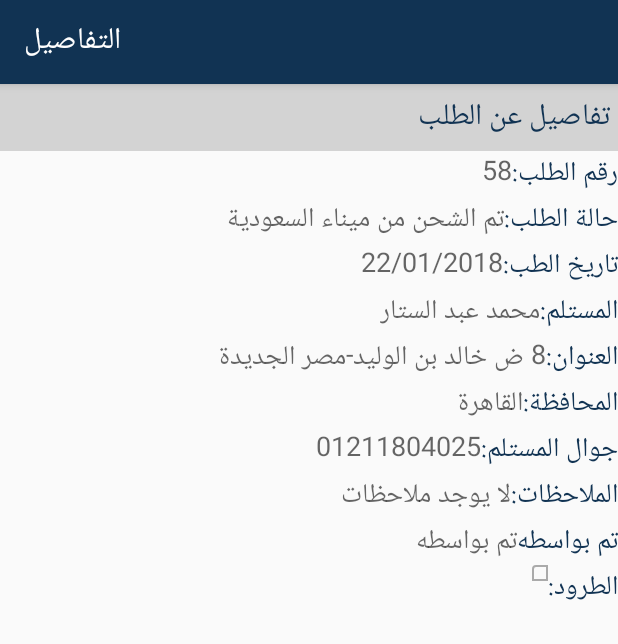
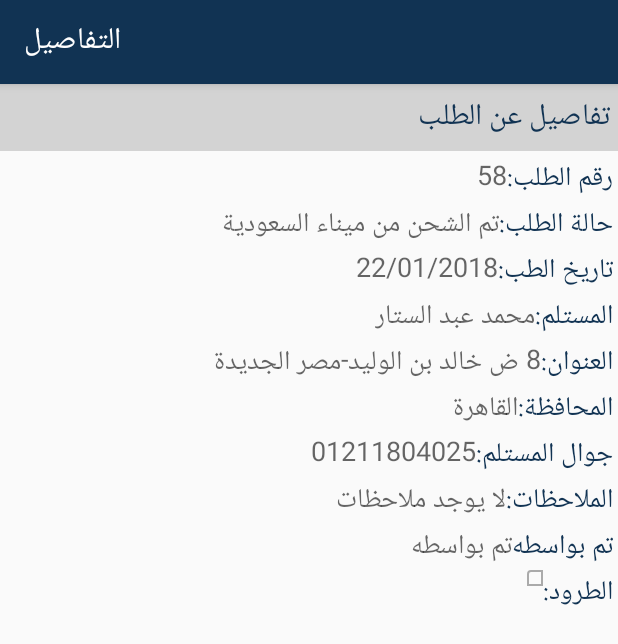
Before and after one commit to mabdelsattar/AhramApp05092018, an Android app: the OrderdetailsActivity screen opened directly, with no data from a screen before it, on a phone screen of 412 x 824 dp. Shown: the top 644 px of the screen. Run offline under Robolectric (Android 15) with nearby library versions, the phone set to English and light mode, and no system bars; libraries missing offline, so code that uses them is left out: com.itextpdf.text; network calls fail; 1 statement that could not run was skipped.

Commit message:
bug fixing

```diff
--- a/app/build.gradle
+++ b/app/build.gradle
@@ -6,8 +6,8 @@ android {
         applicationId "com.alahram.alahramapp"
         minSdkVersion 15
         targetSdkVersion 26
-        versionCode 4
-        versionName "1.3"
+        versionCode 5
+        versionName "1.4"
         multiDexEnabled true //important
         testInstrumentationRunner "android.support.test.runner.AndroidJUnitRunner"
     }
--- a/app/src/main/res/layout/activity_orderdetails.xml
+++ b/app/src/main/res/layout/activity_orderdetails.xml
@@ -25,11 +25,14 @@
             android:layout_centerHorizontal="true"
             android:text="تفاصيل عن الطلب"
             android:textSize="20dp" />
-
+<ScrollView
+    android:layout_width="match_parent"
+    android:layout_below="@+id/tv_deails"
+    android:padding="3dp"
+    android:layout_height="match_parent">
         <LinearLayout
             android:layout_width="match_parent"
             android:layout_height="wrap_content"
-            android:layout_below="@+id/tv_deails"
             android:orientation="vertical">
 
 
@@ -270,7 +273,7 @@ android:background="@drawable/my_custom_background"
 
 
         </LinearLayout>
-
+</ScrollView>
 
 
     </RelativeLayout>
```
Also changed, not shown: app/src/main/java/com/alahram/alahramapp/CreatePdfActivity.java (+12 -10 lines).
